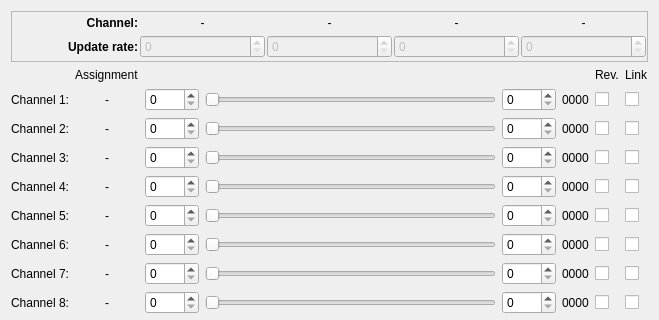
This is ground/openpilotgcs/src/plugins/config/output.ui in openpilot/OpenPilot as Qt 5 draws it before an edit; both pictures show x 0 to 659 and y 0 to 320 of the 659 by 523 pixel window. The edited form follows.
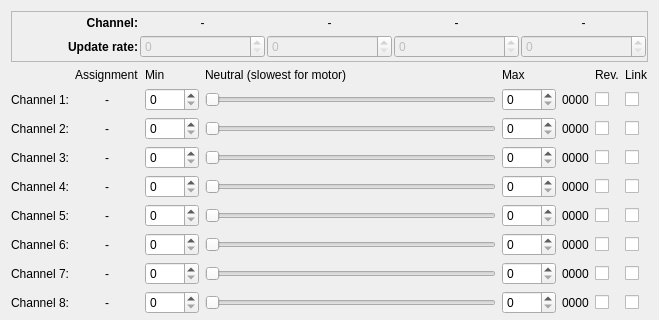
This is the edited form. Icons and pictures are not drawn.

Commit message: Output config UI: Add labels for what things are

Patch:
```diff
--- a/ground/openpilotgcs/src/plugins/config/output.ui
+++ b/ground/openpilotgcs/src/plugins/config/output.ui
@@ -949,6 +949,27 @@
        </property>
       </widget>
      </item>
+     <item row="0" column="2">
+      <widget class="QLabel" name="label_5">
+       <property name="text">
+        <string>Min</string>
+       </property>
+      </widget>
+     </item>
+     <item row="0" column="3">
+      <widget class="QLabel" name="label_6">
+       <property name="text">
+        <string>Neutral (slowest for motor)</string>
+       </property>
+      </widget>
+     </item>
+     <item row="0" column="4">
+      <widget class="QLabel" name="label_7">
+       <property name="text">
+        <string>Max</string>
+       </property>
+      </widget>
+     </item>
     </layout>
    </item>
    <item>
```
